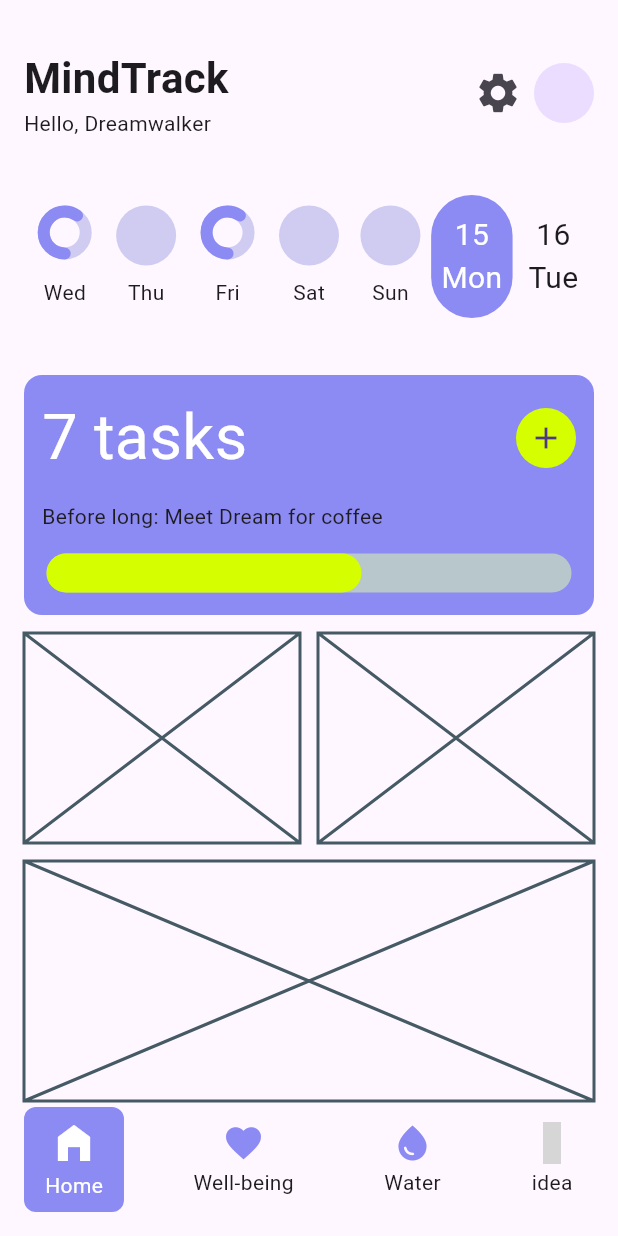
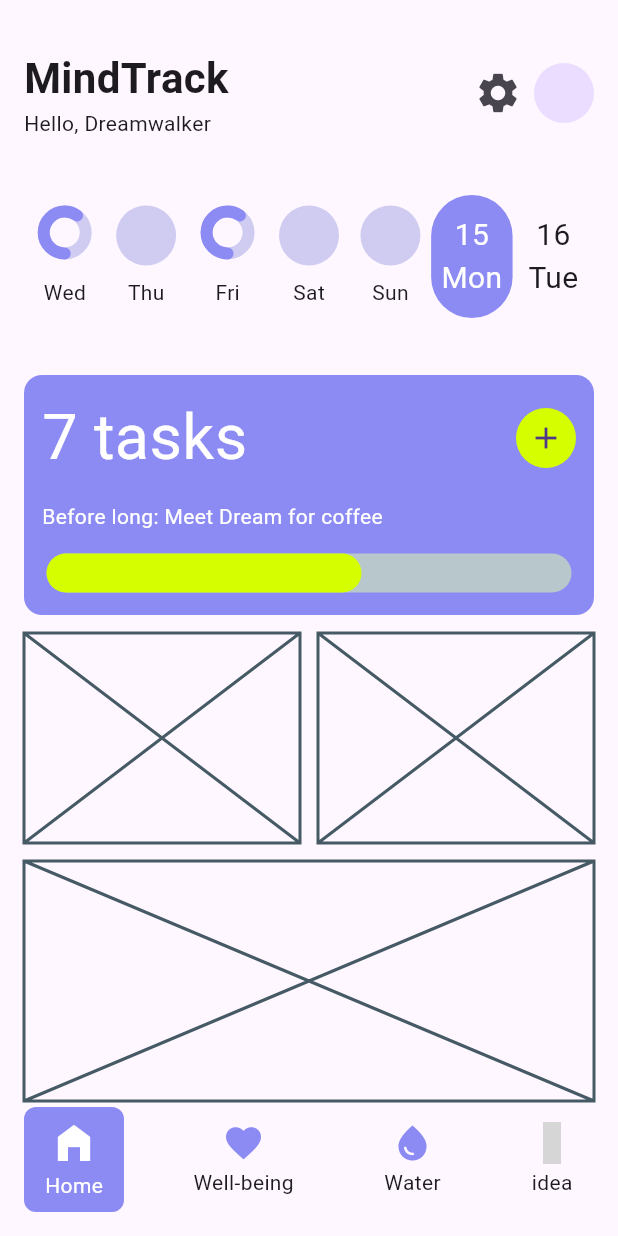
Before and after one commit to JAICHANGPARK/flutter_notebook_chapter_43, a Flutter app: the HabitJournalMainScreen screen opened directly, on a phone screen of 412 x 824 dp. Run offline on Flutter 3.47's test engine with Material 3 defaults, Android fonts, the phone set to English and light mode, and no system bars; drawn by our look-alikes of percent_indicator; our stand-ins replace gap, hugeicons; grey boxes are pictures that could not be loaded.

Commit message:
Update habit_journal_home_screen.dart

```diff
--- a/lib/ep2173_habit_journal_app/ui/home/habit_journal_home_screen.dart
+++ b/lib/ep2173_habit_journal_app/ui/home/habit_journal_home_screen.dart
@@ -273,7 +273,13 @@ class _HabitJournalHomeScreenState extends State<HabitJournalHomeScreen> {
                         ),
                       ],
                     ),
-                    Text("Before long: Meet Dream for coffee"),
+                    Text(
+                      "Before long: Meet Dream for coffee",
+                      style: TextStyle(
+                        // fontSize: 12,
+                        color: Colors.white,
+                      ),
+                    ),
                     LinearPercentIndicator(
                       lineHeight: 32,
                       barRadius: Radius.circular(24),
```
